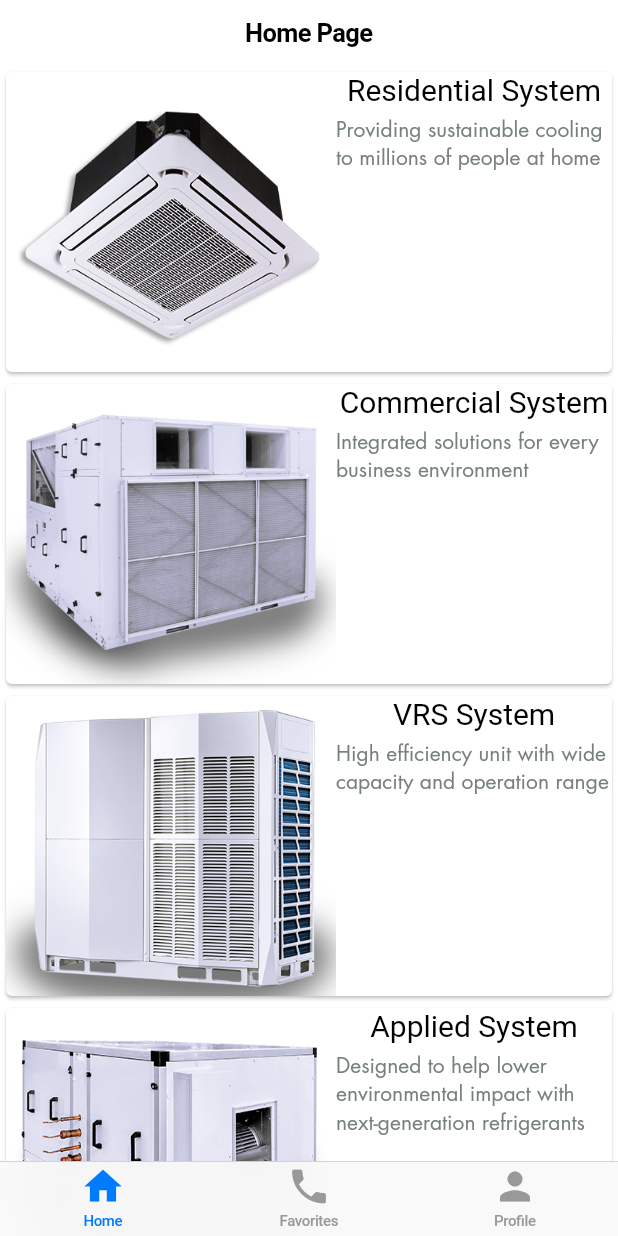
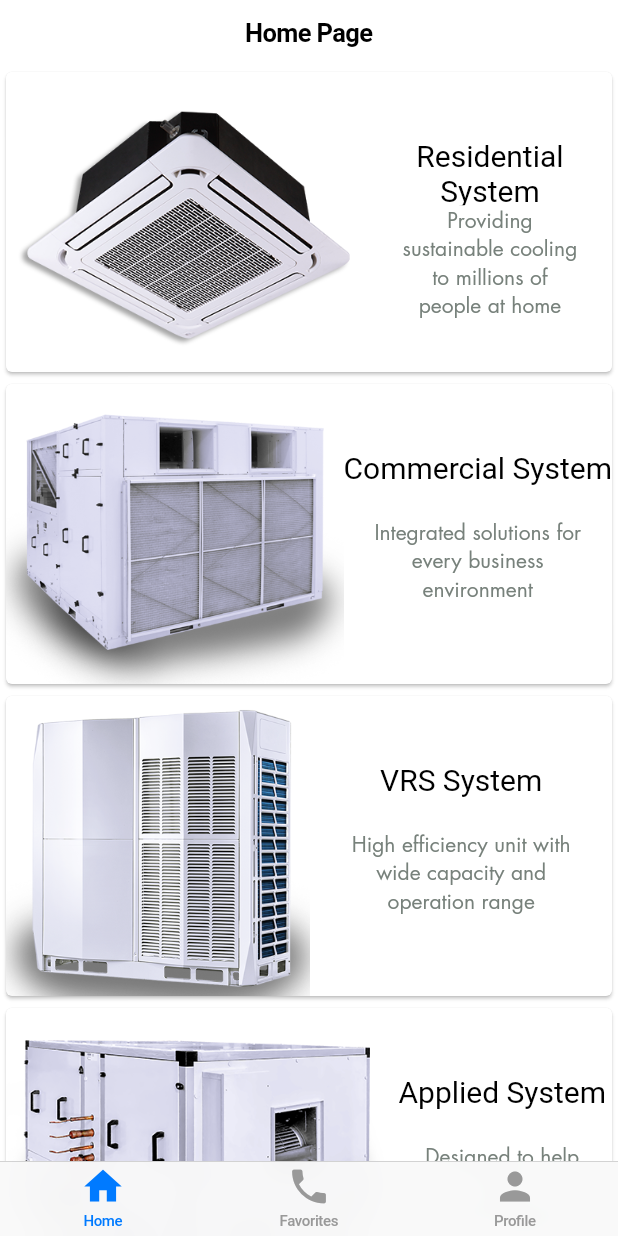
Before and after one commit to AliJasim03/Awal, a Flutter app: the screen it shows after launch, on a phone screen of 412 x 824 dp. Run offline on Flutter 3.47's test engine with Material 2 defaults, Android fonts, the phone set to English and light mode, and no system bars; Roboto replaces fonts that are missing (Futura-Bold).

Commit message:
[Category] improved view layout

```diff
--- a/lib/components/category_card.dart
+++ b/lib/components/category_card.dart
@@ -4,14 +4,38 @@ import 'package:awal/views/product.dart';
 import 'package:flutter/cupertino.dart';
 import 'package:flutter/material.dart';
 
-// ignore: must_be_immutable
 class CategoryCard extends StatelessWidget {
+  const CategoryCard({super.key, required this.category});
+
   final Category category;
-
-  const CategoryCard({super.key, required this.category});
 
   @override
   Widget build(BuildContext context) {
+    var categoryImage = category.image;
+
+    var categoryInfo = Expanded(
+      child: Column(
+        crossAxisAlignment: CrossAxisAlignment.center,
+        children: [
+          const Spacer(flex: 2),
+          Expanded(
+            flex: 2,
+            child: Text(category.title, style: kTitleTextStyle, textAlign: TextAlign.center),
+          ),
+          Expanded(
+            flex: 5,
+            child: Padding(
+              padding: const EdgeInsets.symmetric(
+                vertical: 0.0,
+                horizontal: 20.0,
+              ),
+              child: Text(category.description, style: kBodyTextStyle, textAlign: TextAlign.center),
+            ),
+          ),
+        ],
+      ),
+    );
+
     return GestureDetector(
       onTap: () {
         Navigator.of(context).push(
@@ -30,38 +54,8 @@ class CategoryCard extends StatelessWidget {
           width: double.infinity,
           height: 200,
           child: Row(children: [
-            SizedBox(
-              width: 220,
-              height: double.infinity,
-              child: FittedBox(
-                fit: BoxFit.fill,
-                child: category.image,
-              ),
-            ),
-            // SizedBox(
-            // width: 40,
-            //   height: double.infinity,
-            // ),
-            Expanded(
-              child: Column(
-                crossAxisAlignment: CrossAxisAlignment.center,
-                children: [
-                  Text(
-                    category.title,
-                    style: kTitleTextStyle,
-                    textAlign: TextAlign.center,
-                  ),
-                  const SizedBox(
-                    width: double.maxFinite,
-                    height: 5,
-                  ),
-                  Text(
-                    category.descreptoin,
-                    style: kBodyTextStyle,
-                  )
-                ],
-              ),
-            )
+            categoryImage,
+            categoryInfo,
           ]),
         ),
       ),
--- a/lib/models/category.dart
+++ b/lib/models/category.dart
@@ -4,11 +4,11 @@ import 'package:flutter/material.dart';
 class Category {
   Image image;
   String title;
-  String descreptoin;
+  String description;
 
   List<Product> productList;
 
-  Category(this.image, this.title, this.descreptoin, this.productList);
+  Category(this.image, this.title, this.description, this.productList);
 }
 
 List<Category> categories = [
```
